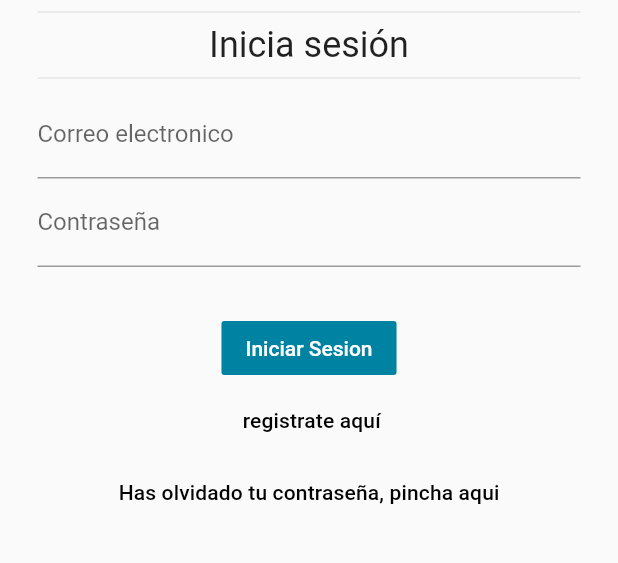
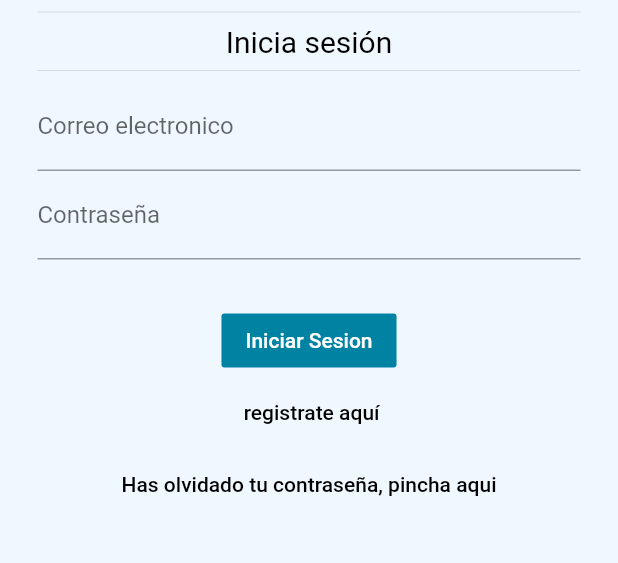
Before and after one commit to Alaingp1/Fluttertesisv2, a Flutter app: the screen it shows after launch, on a phone screen of 412 x 824 dp, the part 375-938 px from its top. Run offline on Flutter 3.47's test engine with Material 2 defaults, Android fonts, the phone set to English and light mode, and no system bars; our stand-ins replace firebase_core, firebase_database, firebase_storage, fluttertoast, font_awesome_flutter, image_picker; missing offline and left inert: flutter_number_picker, flutter_session; accounts and stored records are empty.

Commit message:
cambios a ordenar producto, el login y cultivos

```diff
--- a/lib/login.dart
+++ b/lib/login.dart
@@ -77,6 +77,7 @@ class _LoginState extends State<Login> {
   Widget build(BuildContext context) {
     final node = FocusScope.of(context);
     return Scaffold(
+      backgroundColor: Color.fromRGBO(240, 248, 255, 1),
       body: SafeArea(
         child: Padding(
           padding: const EdgeInsets.symmetric(horizontal: 25),
@@ -98,13 +99,14 @@ class _LoginState extends State<Login> {
                       child: Center(
                         child: Text(
                           'Inicia sesión',
-                          style: Theme.of(context).textTheme.headline5,
+                          style: TextStyle(color: Colors.black, fontSize: 20),
                         ),
                       ),
                     ),
                     Divider(),
                     TextFormField(
                         controller: _correo,
+                        style: TextStyle(color: Colors.black),
                         validator: (value) {
                           if (value.isEmpty) {
                             return "Debe Colocar Dato";
@@ -112,8 +114,11 @@ class _LoginState extends State<Login> {
                           return null;
                         },
                         keyboardType: TextInputType.emailAddress,
-                        decoration:
-                            InputDecoration(labelText: 'Correo electronico'),
+                        decoration: InputDecoration(
+                          hintText: "ingrese su correo electronico",
+                          hintStyle: TextStyle(color: Colors.black),
+                          labelText: 'Correo electronico',
+                        ),
                         textInputAction: TextInputAction.next,
                         onEditingComplete: () => node.nextFocus()),
                     TextFormField(
@@ -151,7 +156,7 @@ class _LoginState extends State<Login> {
                       },
                       child: Text(
                         ' registrate aquí',
-                        style: Theme.of(context).textTheme.subtitle2,
+                        style: TextStyle(color: Colors.black),
                       ),
                     ),
                     TextButton(
@@ -163,7 +168,7 @@ class _LoginState extends State<Login> {
                       },
                       child: Text(
                         "Has olvidado tu contraseña, pincha aqui",
-                        style: Theme.of(context).textTheme.subtitle2,
+                        style: TextStyle(color: Colors.black),
                       ),
                     ),
                   ],
--- a/lib/src/cultivos/cultivos.dart
+++ b/lib/src/cultivos/cultivos.dart
@@ -87,8 +87,8 @@ class _CultivoState extends State<Cultivo> {
                         children: [
                           Container(
                               margin: EdgeInsets.all(10),
-                              width: 150.0,
-                              height: 150.0,
+                              width: 100.0,
+                              height: 100.0,
                               child: FadeInImage(
                                 image: NetworkImage(
                                     dataCult[index]['Cultivo_imagen']),
--- a/lib/src/productos/acciones/ordenar_producto.dart
+++ b/lib/src/productos/acciones/ordenar_producto.dart
@@ -216,9 +216,11 @@ class _OrdenarProductoState extends State<OrdenarProducto> {
                               ),
                               onPressed: () {
                                 if (_formKey.currentState.validate()) {
+                                  if (cantidad == 0) {
+                                    cantidad = 1;
+                                  }
                                   validarDatos();
 
-                                  //  obtenerUsuarios();
                                   generarOrden();
 
                                   showToast();
```
